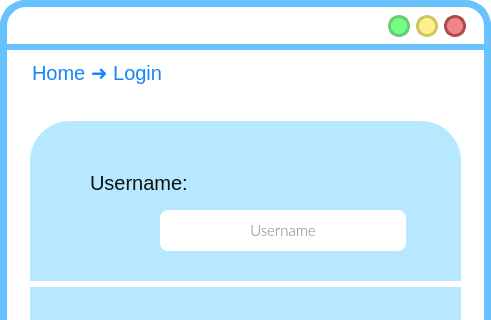
MrPio/MuseoOmero, file frontend/ui/Login.ui: the form before one commit; both pictures show x 0 to 491 and y 0 to 320 of the 491 by 579 pixel window.
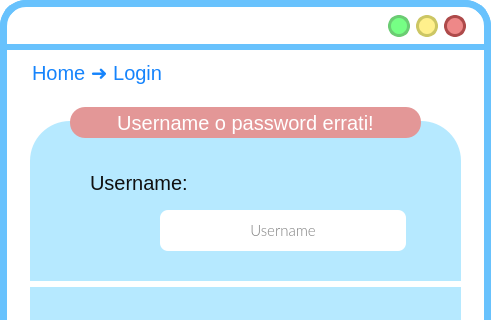
The form after the commit. Icons and pictures are not drawn.

The edit to the form file:
```diff
--- a/frontend/ui/Login.ui
+++ b/frontend/ui/Login.ui
@@ -522,6 +522,35 @@
      <string/>
     </property>
    </widget>
+   <widget class="QLabel" name="errorLabel">
+    <property name="enabled">
+     <bool>true</bool>
+    </property>
+    <property name="geometry">
+     <rect>
+      <x>70</x>
+      <y>107</y>
+      <width>351</width>
+      <height>31</height>
+     </rect>
+    </property>
+    <property name="styleSheet">
+     <string notr="true">QLabel{
+font-size: 20px;
+text-align: left;
+ background-color:#e39797;
+color: #FFFFFF;
+font: 14pt &quot;Lato&quot;;
+border-radius: 15;
+}</string>
+    </property>
+    <property name="text">
+     <string>Username o password errati!</string>
+    </property>
+    <property name="alignment">
+     <set>Qt::AlignCenter</set>
+    </property>
+   </widget>
    <zorder>label</zorder>
    <zorder>riquadroAzzurro</zorder>
    <zorder>label_2</zorder>
@@ -537,6 +566,7 @@
    <zorder>reduceButton</zorder>
    <zorder>maximizeButton</zorder>
    <zorder>exitButton</zorder>
+   <zorder>errorLabel</zorder>
   </widget>
  </widget>
  <resources>
```
Left out of the diff: 8 changed lines with no effect on the pictures.
